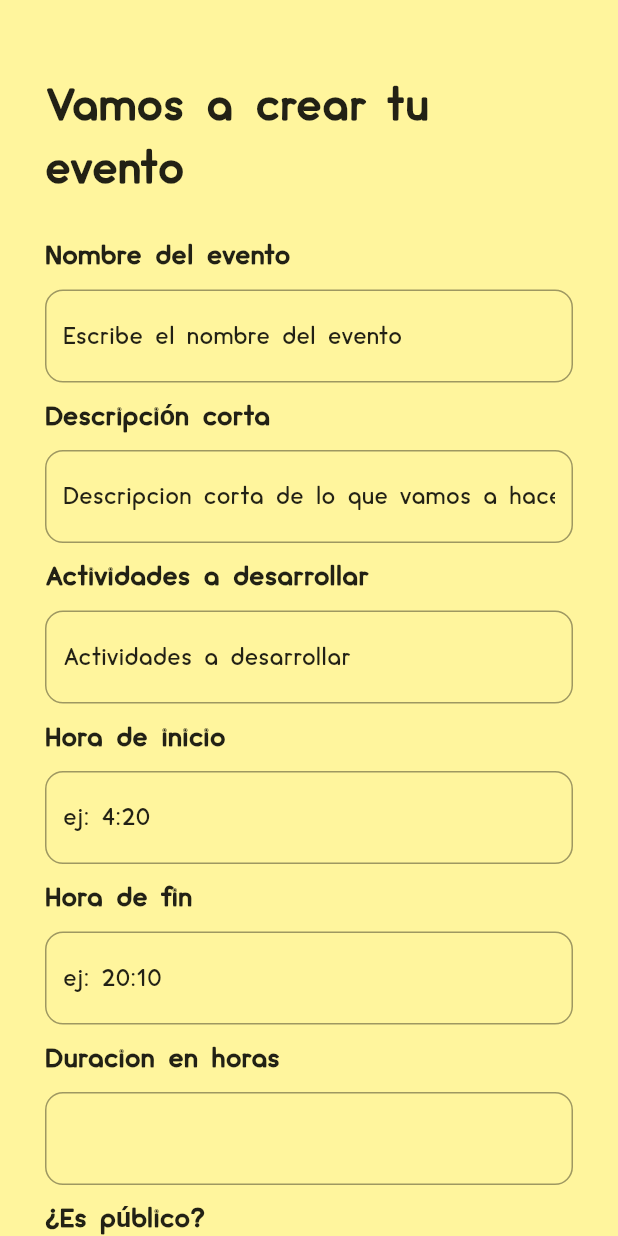
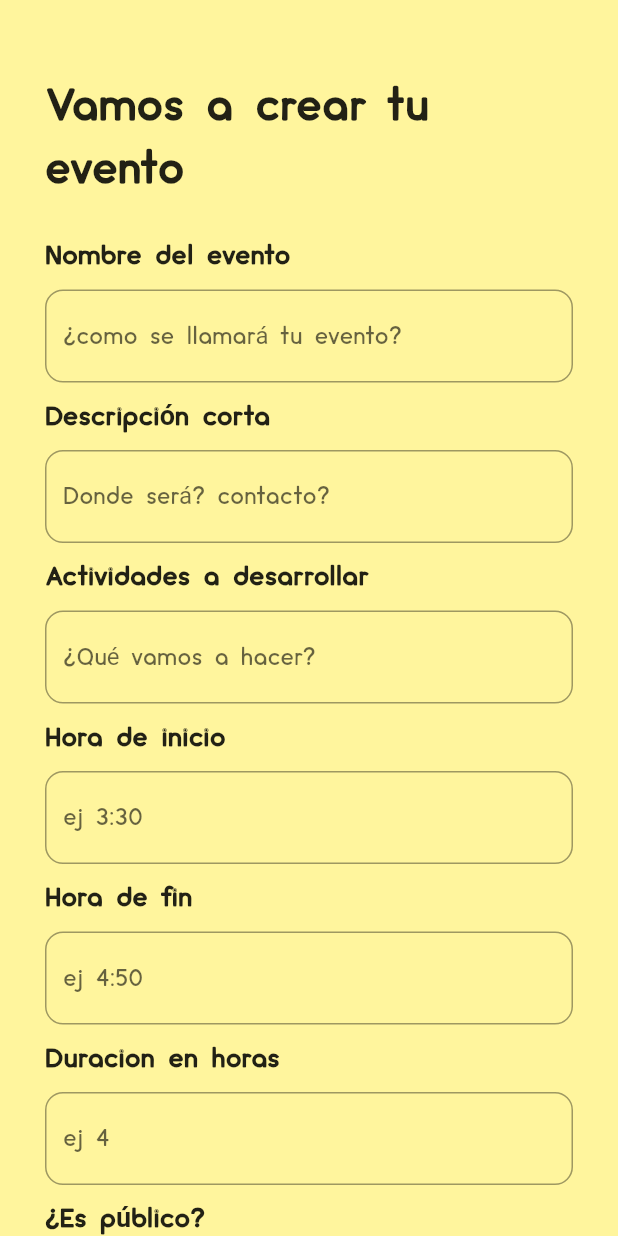
Before and after one commit to JcortesJ/MyUNify, a Flutter app: the EditarEventoOcio screen opened by its route, on a phone screen of 412 x 824 dp. Run offline on Flutter 3.47's test engine with Material 2 defaults, Android fonts, the phone set to English and light mode, and no system bars; our stand-ins replace image_picker, table_calendar, webview_flutter; accounts and stored records are empty.

Commit message:
no debi hacer este commit

```diff
--- a/lib/pages/editarOcio.dart
+++ b/lib/pages/editarOcio.dart
@@ -22,18 +22,14 @@ class _EditarEventoOcio extends State<EditarEventoOcio> {
 
   @override
   Widget build(BuildContext context) {
-    controllernombreEvento =
-        TextEditingController(text: "Escribe el nombre del evento");
-    controllerdescripcionEvento = TextEditingController(
-        text: "Descripcion corta de lo que vamos a hacer");
-    controllerHoraInicio = TextEditingController(text: "ej: 4:20");
-    controllerHoraFin = TextEditingController(text: "ej: 20:10");
-    controllerEtiquetas =
-        TextEditingController(text: "ej: casual, estudio, petfriendly");
-    controllergetPublico = TextEditingController(text: "ej: si o no");
-    controllerduracion = TextEditingController(text: " ");
-    controllerActividades =
-        TextEditingController(text: "Actividades a desarrollar");
+    controllernombreEvento = TextEditingController();
+    controllerdescripcionEvento = TextEditingController();
+    controllerHoraInicio = TextEditingController();
+    controllerHoraFin = TextEditingController();
+    controllerEtiquetas = TextEditingController();
+    controllergetPublico = TextEditingController();
+    controllerduracion = TextEditingController();
+    controllerActividades = TextEditingController();
     return Scaffold(
       backgroundColor: color_fondo,
       body: ListView(
@@ -57,6 +53,7 @@ class _EditarEventoOcio extends State<EditarEventoOcio> {
               TextField(
                   controller: controllernombreEvento,
                   decoration: InputDecoration(
+                    hintText: "¿como se llamará tu evento?",
                     border: OutlineInputBorder(
                         borderRadius: BorderRadius.circular(12)),
                   )),
@@ -69,6 +66,7 @@ class _EditarEventoOcio extends State<EditarEventoOcio> {
               TextField(
                 controller: controllerdescripcionEvento,
                 decoration: InputDecoration(
+                  hintText: "Donde será? contacto?",
                   border: OutlineInputBorder(
                       borderRadius: BorderRadius.circular(12)),
                 ),
@@ -82,6 +80,7 @@ class _EditarEventoOcio extends State<EditarEventoOcio> {
               TextField(
                 controller: controllerActividades,
                 decoration: InputDecoration(
+                  hintText: "¿Qué vamos a hacer?",
                   border: OutlineInputBorder(
                       borderRadius: BorderRadius.circular(12)),
                 ),
@@ -95,6 +94,7 @@ class _EditarEventoOcio extends State<EditarEventoOcio> {
               TextField(
                 controller: controllerHoraInicio,
                 decoration: InputDecoration(
+                  hintText: "ej 3:30",
                   border: OutlineInputBorder(
                       borderRadius: BorderRadius.circular(12)),
                 ),
@@ -108,6 +108,7 @@ class _EditarEventoOcio extends State<EditarEventoOcio> {
               TextField(
                 controller: controllerHoraFin,
                 decoration: InputDecoration(
+                  hintText: "ej 4:50",
                   border: OutlineInputBorder(
                       borderRadius: BorderRadius.circular(12)),
                 ),
@@ -121,6 +122,7 @@ class _EditarEventoOcio extends State<EditarEventoOcio> {
               TextField(
                 controller: controllerduracion,
                 decoration: InputDecoration(
+                  hintText: "ej 4",
                   border: OutlineInputBorder(
                       borderRadius: BorderRadius.circular(12)),
                 ),
@@ -134,6 +136,7 @@ class _EditarEventoOcio extends State<EditarEventoOcio> {
               TextField(
                 controller: controllergetPublico,
                 decoration: InputDecoration(
+                  hintText: "si o no",
                   border: OutlineInputBorder(
                       borderRadius: BorderRadius.circular(12)),
                 ),
@@ -147,6 +150,7 @@ class _EditarEventoOcio extends State<EditarEventoOcio> {
               TextField(
                 controller: controllerEtiquetas,
                 decoration: InputDecoration(
+                  hintText: "ej pet-friendly, animalista, vegana, taciturna",
                   border: OutlineInputBorder(
                       borderRadius: BorderRadius.circular(12)),
                 ),
```
Also changed, not shown: lib/data/eventoLogica.dart (+16 -19 lines), lib/pages/editarClase.dart (+14 -8 lines), lib/pages/editarEstudio.dart (+16 -10 lines).
